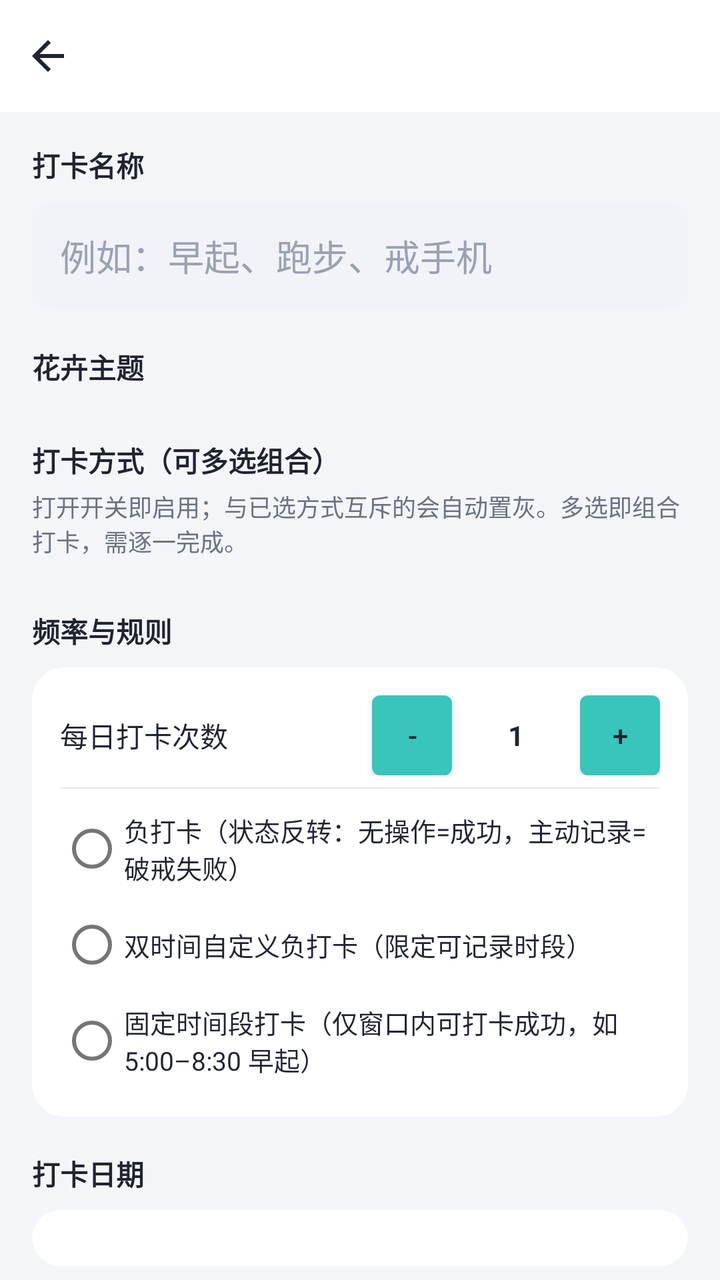
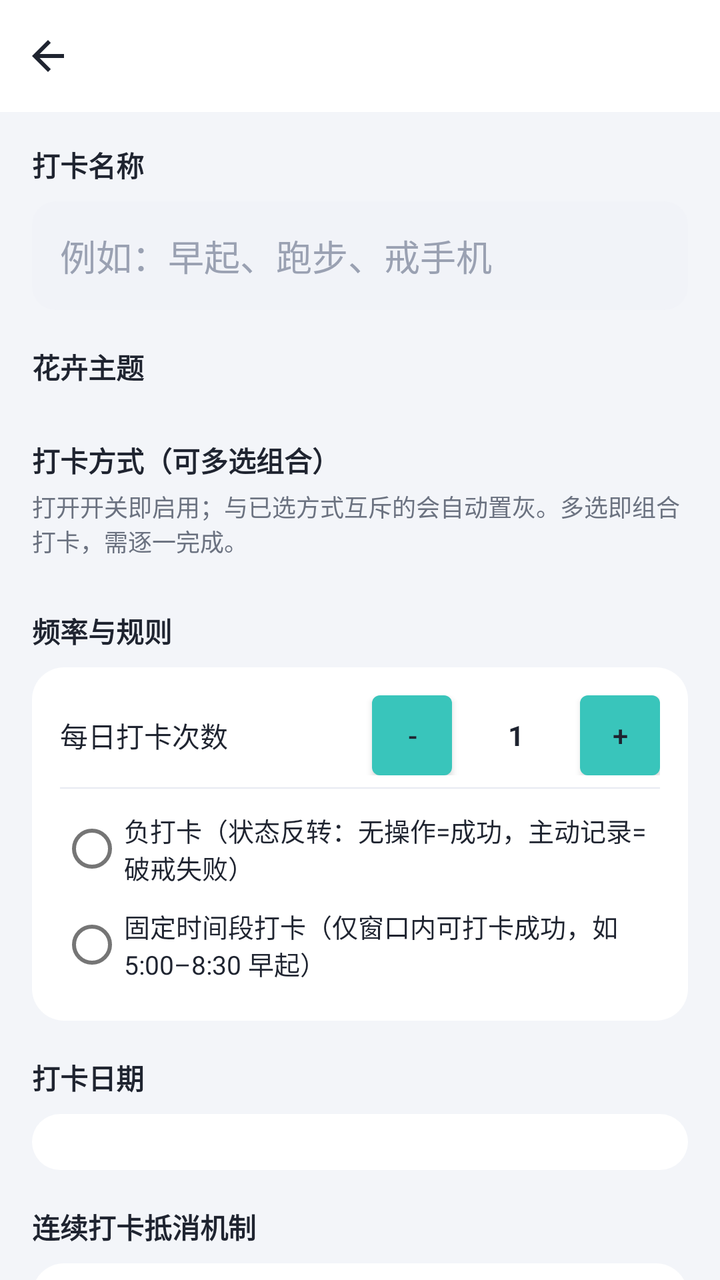

Compare the two renders of this Android layout. The source of the first and the diff that turns it into the second are given below.
<!-- AndroidManifest.xml: application theme Theme.Checkin -->
<!-- res/layout/activity_create_item.xml -->
<?xml version="1.0" encoding="utf-8"?>
<LinearLayout xmlns:android="http://schemas.android.com/apk/res/android"
    android:layout_width="match_parent"
    android:layout_height="match_parent"
    android:background="@color/bg_page"
    android:orientation="vertical">

    <include android:id="@+id/topbar" layout="@layout/view_topbar" />

    <ScrollView
        android:layout_width="match_parent"
        android:layout_height="0dp"
        android:layout_weight="1"
        android:scrollbars="none">

        <LinearLayout
            android:layout_width="match_parent"
            android:layout_height="wrap_content"
            android:orientation="vertical"
            android:padding="16dp">

            
            <TextView style="@style/SectionTitle" android:text="打卡名称" />
            <EditText
                android:id="@+id/et_name"
                android:layout_width="match_parent"
                android:layout_height="wrap_content"
                android:layout_marginTop="8dp"
                android:background="@drawable/bg_input"
                android:hint="例如：早起、跑步、戒手机"
                android:inputType="text"
                android:maxLength="20"
                android:padding="14dp"
                android:textColor="@color/text_primary"
                android:textColorHint="@color/text_hint" />

            
            <TextView style="@style/SectionTitle" android:layout_marginTop="18dp" android:text="花卉主题" />
            <HorizontalScrollView
                android:layout_width="match_parent"
                android:layout_height="wrap_content"
                android:layout_marginTop="8dp"
                android:scrollbars="none">
                <LinearLayout
                    android:id="@+id/theme_container"
                    android:layout_width="wrap_content"
                    android:layout_height="wrap_content"
                    android:orientation="horizontal" />
            </HorizontalScrollView>

            
            <TextView style="@style/SectionTitle" android:layout_marginTop="18dp" android:text="打卡方式（可多选组合）" />
            <TextView
                android:layout_width="match_parent"
                android:layout_height="wrap_content"
                android:layout_marginTop="4dp"
                android:text="打开开关即启用；与已选方式互斥的会自动置灰。多选即组合打卡，需逐一完成。"
                android:textColor="@color/text_secondary"
                android:textSize="12sp" />
            <LinearLayout
                android:id="@+id/method_container"
                android:layout_width="match_parent"
                android:layout_height="wrap_content"
                android:layout_marginTop="8dp"
                android:orientation="vertical" />

            
            <TextView style="@style/SectionTitle" android:layout_marginTop="18dp" android:text="频率与规则" />
            <LinearLayout
                android:layout_width="match_parent"
                android:layout_height="wrap_content"
                android:layout_marginTop="8dp"
                android:background="@drawable/bg_card"
                android:orientation="vertical"
                android:padding="14dp">

                <LinearLayout
                    android:layout_width="match_parent"
                    android:layout_height="wrap_content"
                    android:gravity="center_vertical"
                    android:orientation="horizontal">
                    <TextView
                        android:layout_width="0dp"
                        android:layout_height="wrap_content"
                        android:layout_weight="1"
                        android:text="每日打卡次数"
                        android:textColor="@color/text_primary" />
                    <Button
                        android:id="@+id/btn_limit_minus"
                        android:layout_width="40dp"
                        android:layout_height="40dp"
                        android:insetTop="0dp" android:insetBottom="0dp"
                        android:padding="0dp"
                        android:text="-"
                        android:textColor="@color/text_primary" />
                    <TextView
                        android:id="@+id/tv_limit"
                        android:layout_width="64dp"
                        android:layout_height="wrap_content"
                        android:gravity="center"
                        android:text="1"
                        android:textColor="@color/text_primary"
                        android:textStyle="bold" />
                    <Button
                        android:id="@+id/btn_limit_plus"
                        android:layout_width="40dp"
                        android:layout_height="40dp"
                        android:insetTop="0dp" android:insetBottom="0dp"
                        android:padding="0dp"
                        android:text="+"
                        android:textColor="@color/text_primary" />
                </LinearLayout>

                <View android:layout_width="match_parent" android:layout_height="0.5dp" android:layout_marginVertical="6dp" android:background="@color/divider" />

                <RadioButton
                    android:id="@+id/cb_negative"
                    android:layout_width="match_parent"
                    android:layout_height="wrap_content"
                    android:text="负打卡（状态反转：无操作=成功，主动记录=破戒失败）"
                    android:textColor="@color/text_primary"
                    android:textSize="13sp" />

                <RadioButton
                    android:id="@+id/cb_custom_neg"
                    android:layout_width="match_parent"
                    android:layout_height="wrap_content"
                    android:text="双时间自定义负打卡（限定可记录时段）"
                    android:textColor="@color/text_primary"
                    android:textSize="13sp" />

                <RadioButton
                    android:id="@+id/cb_time_window"
                    android:layout_width="match_parent"
                    android:layout_height="wrap_content"
                    android:text="固定时间段打卡（仅窗口内可打卡成功，如 5:00–8:30 早起）"
                    android:textColor="@color/text_primary"
                    android:textSize="13sp" />

                <LinearLayout
                    android:id="@+id/tw_panel"
                    android:layout_width="match_parent"
                    android:layout_height="wrap_content"
                    android:orientation="vertical"
                    android:visibility="gone">

                    <LinearLayout
                        android:layout_width="match_parent"
                        android:layout_height="wrap_content"
                        android:gravity="center_vertical"
                        android:orientation="horizontal"
                        android:paddingHorizontal="12dp">
                        <TextView android:layout_width="wrap_content" android:layout_height="wrap_content" android:text="开始  " android:textColor="@color/text_secondary"/>
                        <Button android:id="@+id/btn_tw_start" android:layout_width="wrap_content" android:layout_height="wrap_content" android:insetTop="0dp" android:insetBottom="0dp" android:text="05:00" android:textColor="@color/brand_dark"/>
                        <TextView android:layout_width="wrap_content" android:layout_height="wrap_content" android:layout_marginStart="16dp" android:text="结束  " android:textColor="@color/text_secondary"/>
                        <Button android:id="@+id/btn_tw_end" android:layout_width="wrap_content" android:layout_height="wrap_content" android:insetTop="0dp" android:insetBottom="0dp" android:text="08:30" android:textColor="@color/brand_dark"/>
                    </LinearLayout>

                    <TextView
                        android:id="@+id/tv_tw_hint"
                        android:layout_width="match_parent"
                        android:layout_height="wrap_content"
                        android:paddingHorizontal="12dp"
                        android:textColor="@color/text_secondary"
                        android:textSize="12sp"
                        android:text="仅在所选时间段内可打卡成功；不支持跨天（如 23:00–01:00）；开启后将无法选择自动打卡。" />
                </LinearLayout>

                <LinearLayout
                    android:id="@+id/custom_neg_panel"
                    android:layout_width="match_parent"
                    android:layout_height="wrap_content"
                    android:orientation="vertical"
                    android:visibility="gone">

                    <LinearLayout
                        android:layout_width="match_parent"
                        android:layout_height="wrap_content"
                        android:gravity="center_vertical"
                        android:orientation="horizontal"
                        android:paddingHorizontal="12dp">
                        <TextView android:layout_width="wrap_content" android:layout_height="wrap_content" android:text="时间点1  " android:textColor="@color/text_secondary"/>
                        <Button android:id="@+id/btn_t1" android:layout_width="wrap_content" android:layout_height="wrap_content" android:insetTop="0dp" android:insetBottom="0dp" android:text="05:00" android:textColor="@color/brand_dark"/>
                        <TextView android:layout_width="wrap_content" android:layout_height="wrap_content" android:layout_marginStart="16dp" android:text="时间点2  " android:textColor="@color/text_secondary"/>
                        <Button android:id="@+id/btn_t2" android:layout_width="wrap_content" android:layout_height="wrap_content" android:insetTop="0dp" android:insetBottom="0dp" android:text="15:00" android:textColor="@color/brand_dark"/>
                    </LinearLayout>

                    <TextView
                        android:id="@+id/tv_custom_hint"
                        android:layout_width="match_parent"
                        android:layout_height="wrap_content"
                        android:paddingHorizontal="12dp"
                        android:textColor="@color/text_secondary"
                        android:textSize="12sp" />
                </LinearLayout>


            </LinearLayout>

            
            <TextView style="@style/SectionTitle" android:layout_marginTop="18dp" android:text="打卡日期" />
            <LinearLayout
                android:id="@+id/schedule_container"
                android:layout_width="match_parent"
                android:layout_height="wrap_content"
                android:layout_marginTop="8dp"
                android:background="@drawable/bg_card"
                android:orientation="vertical"
                android:padding="14dp">
            </LinearLayout>

            
            <TextView style="@style/SectionTitle" android:layout_marginTop="18dp" android:text="连续打卡抵消机制" />
            <LinearLayout
                android:layout_width="match_parent"
                android:layout_height="wrap_content"
                android:layout_marginTop="8dp"
                android:background="@drawable/bg_card"
                android:orientation="vertical"
                android:padding="14dp">

                <CheckBox
                    android:id="@+id/cb_offset"
                    android:layout_width="match_parent"
                    android:layout_height="wrap_content"
                    android:text="开启抵消机会（🛡️可补漏签）"
                    android:textColor="@color/text_primary" />

                <LinearLayout
                    android:id="@+id/offset_panel"
                    android:layout_width="match_parent"
                    android:layout_height="wrap_content"
                    android:orientation="vertical"
                    android:visibility="gone">

                    <RadioGroup
                        android:id="@+id/rg_offset_mode"
                        android:layout_width="match_parent"
                        android:layout_height="wrap_content"
                        android:orientation="vertical">
                        <RadioButton android:id="@+id/rb_mode_a" android:layout_width="match_parent" android:layout_height="wrap_content" android:checked="true" android:text="模式A 累积型：每连续N天得1次，可累积" android:textColor="@color/text_primary"/>
                        <RadioButton android:id="@+id/rb_mode_b" android:layout_width="match_parent" android:layout_height="wrap_content" android:text="模式B 阈值型：连续达N天补满k次（不叠加）" android:textColor="@color/text_primary"/>
                        <RadioButton android:id="@+id/rb_mode_c" android:layout_width="match_parent" android:layout_height="wrap_content" android:text="模式C 周期型：每N天周期得k次" android:textColor="@color/text_primary"/>
                    </RadioGroup>

                    <LinearLayout
                        android:layout_width="match_parent"
                        android:layout_height="wrap_content"
                        android:layout_marginTop="6dp"
                        android:gravity="center_vertical"
                        android:orientation="horizontal">
                        <TextView android:layout_width="wrap_content" android:layout_height="wrap_content" android:text="连续天数 N=" android:textColor="@color/text_primary"/>
                        <EditText android:id="@+id/et_offset_n" android:layout_width="70dp" android:layout_height="wrap_content" android:background="@drawable/bg_input" android:inputType="number" android:padding="10dp" android:text="3" android:textColor="@color/text_primary"/>
                        <TextView android:id="@+id/tv_k_label" android:layout_width="wrap_content" android:layout_height="wrap_content" android:layout_marginStart="16dp" android:text="次数 k=" android:textColor="@color/text_primary"/>
                        <EditText android:id="@+id/et_offset_k" android:layout_width="70dp" android:layout_height="wrap_content" android:background="@drawable/bg_input" android:inputType="number" android:padding="10dp" android:text="1" android:textColor="@color/text_primary"/>
                    </LinearLayout>

                    <CheckBox
                        android:id="@+id/cb_offset_auto"
                        android:layout_width="match_parent"
                        android:layout_height="wrap_content"
                        android:layout_marginTop="6dp"
                        android:text="漏签时自动消耗（关闭则手动点日期补签）"
                        android:textColor="@color/text_primary"
                        android:textSize="13sp" />
                </LinearLayout>
            </LinearLayout>

            
            <TextView style="@style/SectionTitle" android:layout_marginTop="18dp" android:text="逻辑修改策略（创建后不可更改）" />
            <RadioGroup
                android:layout_width="match_parent"
                android:layout_height="wrap_content"
                android:layout_marginTop="8dp"
                android:background="@drawable/bg_card"
                android:orientation="vertical"
                android:padding="14dp">
                <RadioButton android:id="@+id/rb_locked" android:layout_width="match_parent" android:layout_height="wrap_content" android:checked="true" android:text="不可修改（规则创建后锁定）" android:textColor="@color/text_primary"/>
                <RadioButton android:id="@+id/rb_interval" android:layout_width="match_parent" android:layout_height="wrap_content" android:text="每 N 天可修改一次" android:textColor="@color/text_primary"/>
                <LinearLayout
                    android:id="@+id/interval_panel"
                    android:layout_width="match_parent"
                    android:layout_height="wrap_content"
                    android:gravity="center_vertical"
                    android:orientation="horizontal"
                    android:paddingStart="12dp"
                    android:visibility="gone">
                    <TextView android:layout_width="wrap_content" android:layout_height="wrap_content" android:text="间隔天数 N =" android:textColor="@color/text_primary"/>
                    <EditText android:id="@+id/et_interval" android:layout_width="80dp" android:layout_height="wrap_content" android:layout_marginStart="8dp" android:background="@drawable/bg_input" android:inputType="number" android:padding="10dp" android:text="7" android:textColor="@color/text_primary"/>
                    <TextView android:layout_width="wrap_content" android:layout_height="wrap_content" android:text=" 天" android:textColor="@color/text_secondary"/>
                </LinearLayout>
            </RadioGroup>

            <Button
                android:id="@+id/btn_save"
                style="@style/PrimaryButton"
                android:layout_width="match_parent"
                android:layout_marginTop="24dp"
                android:layout_marginBottom="20dp"
                android:text="保存打卡项" />
        </LinearLayout>
    </ScrollView>
</LinearLayout>
<!-- res/layout/view_topbar.xml (included above) -->
<?xml version="1.0" encoding="utf-8"?>
<LinearLayout xmlns:android="http://schemas.android.com/apk/res/android"
    android:layout_width="match_parent"
    android:layout_height="56dp"
    android:background="@color/white"
    android:gravity="center_vertical"
    android:orientation="horizontal">

    <ImageButton
        android:id="@+id/btn_back"
        android:layout_width="48dp"
        android:layout_height="48dp"
        android:background="?attr/selectableItemBackgroundBorderless"
        android:contentDescription="返回"
        android:src="@drawable/ic_back" />

    <FrameLayout
        android:layout_width="0dp"
        android:layout_height="match_parent"
        android:layout_weight="1">

        <TextView
            android:id="@+id/tv_title"
            android:layout_width="wrap_content"
            android:layout_height="wrap_content"
            android:layout_gravity="center"
            android:textColor="@color/text_primary"
            android:textSize="17sp"
            android:textStyle="bold" />
    </FrameLayout>

    <FrameLayout
        android:id="@+id/title_right_container"
        android:layout_width="wrap_content"
        android:layout_height="match_parent"
        android:minWidth="48dp" />
</LinearLayout>
<!-- resources referenced by this layout -->
<resources>
  <color name="bg_page">#F3F5F9</color>
  <color name="brand_dark">#1F9C94</color>
  <color name="divider">#E7EAF1</color>
  <color name="text_hint">#9AA1B2</color>
  <color name="text_primary">#1F2430</color>
  <color name="text_secondary">#6B7280</color>
  <color name="white">#FFFFFF</color>
  <!-- drawable bg_card (drawable) -->
  <?xml version="1.0" encoding="utf-8"?>
  <shape xmlns:android="http://schemas.android.com/apk/res/android" android:shape="rectangle">
      <solid android:color="@color/bg_card" />
      <corners android:radius="16dp" />
  </shape>
  <!-- drawable bg_input (drawable) -->
  <?xml version="1.0" encoding="utf-8"?>
  <shape xmlns:android="http://schemas.android.com/apk/res/android" android:shape="rectangle">
      <solid android:color="#F1F3F8" />
      <corners android:radius="12dp" />
  </shape>
  <!-- drawable ic_back (drawable) -->
  <vector xmlns:android="http://schemas.android.com/apk/res/android"
      android:width="24dp" android:height="24dp"
      android:viewportWidth="24" android:viewportHeight="24" android:tint="@color/text_primary">
      <path android:fillColor="@android:color/white" android:pathData="M20,11H7.83l5.59,-5.59L12,4l-8,8 8,8 1.41,-1.41L7.83,13H20v-2z"/>
  </vector>
  <style name="PrimaryButton" parent="Widget.MaterialComponents.Button">
          <item name="android:layout_height">52dp</item>
          <item name="cornerRadius">14dp</item>
          <item name="android:textSize">16sp</item>
          <item name="android:textStyle">bold</item>
          <item name="android:textColor">@color/white</item>
      </style>
  <style name="SectionTitle">
          <item name="android:layout_width">wrap_content</item>
          <item name="android:layout_height">wrap_content</item>
          <item name="android:textSize">14sp</item>
          <item name="android:textStyle">bold</item>
          <item name="android:textColor">@color/text_primary</item>
      </style>
  <style name="Theme.Checkin" parent="Theme.MaterialComponents.Light.NoActionBar">
          <item name="colorPrimary">@color/brand</item>
          <item name="colorPrimaryDark">@color/brand_dark</item>
          <item name="colorAccent">@color/brand</item>
          <item name="android:windowBackground">@color/bg_page</item>
          <item name="android:statusBarColor">@color/white</item>
          <item name="android:windowLightStatusBar">true</item>
          <item name="android:textColorPrimary">@color/text_primary</item>
          <item name="android:textColorSecondary">@color/text_secondary</item>
          <item name="bottomNavigationStyle">@style/Widget.Checkin.BottomNav</item>
      </style>
  <color name="bg_card">#FFFFFF</color>
  <color name="brand">#39C5BB</color>
  <style name="Widget.Checkin.BottomNav" parent="Widget.MaterialComponents.BottomNavigationView">
          <item name="itemTextColor">@color/nav_tint</item>
          <item name="itemIconTint">@color/nav_tint</item>
          <item name="backgroundTint">@color/white</item>
          <item name="elevation">10dp</item>
          <item name="labelVisibilityMode">labeled</item>
      </style>
</resources>

<!-- the commit's change to res/layout/activity_create_item.xml (unified diff, before → after) -->
@@ -122,14 +122,6 @@
                     android:textSize="13sp" />
 
                 <RadioButton
-                    android:id="@+id/cb_custom_neg"
-                    android:layout_width="match_parent"
-                    android:layout_height="wrap_content"
-                    android:text="双时间自定义负打卡（限定可记录时段）"
-                    android:textColor="@color/text_primary"
-                    android:textSize="13sp" />
-
-                <RadioButton
                     android:id="@+id/cb_time_window"
                     android:layout_width="match_parent"
                     android:layout_height="wrap_content"
@@ -165,35 +157,6 @@
                         android:textSize="12sp"
                         android:text="仅在所选时间段内可打卡成功；不支持跨天（如 23:00–01:00）；开启后将无法选择自动打卡。" />
                 </LinearLayout>
-
-                <LinearLayout
-                    android:id="@+id/custom_neg_panel"
-                    android:layout_width="match_parent"
-                    android:layout_height="wrap_content"
-                    android:orientation="vertical"
-                    android:visibility="gone">
-
-                    <LinearLayout
-                        android:layout_width="match_parent"
-                        android:layout_height="wrap_content"
-                        android:gravity="center_vertical"
-                        android:orientation="horizontal"
-                        android:paddingHorizontal="12dp">
-                        <TextView android:layout_width="wrap_content" android:layout_height="wrap_content" android:text="时间点1  " android:textColor="@color/text_secondary"/>
-                        <Button android:id="@+id/btn_t1" android:layout_width="wrap_content" android:layout_height="wrap_content" android:insetTop="0dp" android:insetBottom="0dp" android:text="05:00" android:textColor="@color/brand_dark"/>
-                        <TextView android:layout_width="wrap_content" android:layout_height="wrap_content" android:layout_marginStart="16dp" android:text="时间点2  " android:textColor="@color/text_secondary"/>
-                        <Button android:id="@+id/btn_t2" android:layout_width="wrap_content" android:layout_height="wrap_content" android:insetTop="0dp" android:insetBottom="0dp" android:text="15:00" android:textColor="@color/brand_dark"/>
-                    </LinearLayout>
-
-                    <TextView
-                        android:id="@+id/tv_custom_hint"
-                        android:layout_width="match_parent"
-                        android:layout_height="wrap_content"
-                        android:paddingHorizontal="12dp"
-                        android:textColor="@color/text_secondary"
-                        android:textSize="12sp" />
-                </LinearLayout>
-
 
             </LinearLayout>
 
